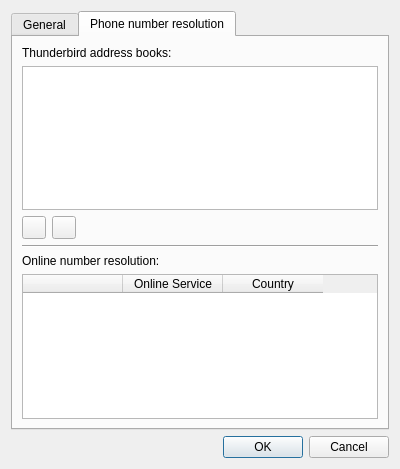
This is settings.ui in ElTh0r0/fritzcallindicator as Qt 5 draws it before an edit. The edited form follows.
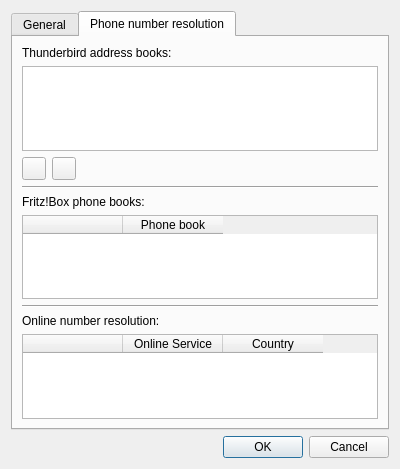
This is the edited form. The open tabs and pages were chosen to show the change. Icons and pictures are not drawn.

Commit message: Add FritzPhoneBooks to settings

Patch:
```diff
--- a/settings.ui
+++ b/settings.ui
@@ -245,11 +245,60 @@
        <item row="4" column="0">
         <widget class="QLabel" name="lblOnlineREsolvers">
          <property name="text">
-          <string>Online number resolution:</string>
+          <string>Fritz!Box phone books:</string>
          </property>
         </widget>
        </item>
        <item row="5" column="0" colspan="2">
+        <widget class="QTableWidget" name="tableFritzPhonebooks">
+         <property name="editTriggers">
+          <set>QAbstractItemView::EditTrigger::NoEditTriggers</set>
+         </property>
+         <property name="alternatingRowColors">
+          <bool>true</bool>
+         </property>
+         <property name="selectionMode">
+          <enum>QAbstractItemView::SelectionMode::NoSelection</enum>
+         </property>
+         <property name="wordWrap">
+          <bool>false</bool>
+         </property>
+         <property name="cornerButtonEnabled">
+          <bool>false</bool>
+         </property>
+         <attribute name="horizontalHeaderHighlightSections">
+          <bool>false</bool>
+         </attribute>
+         <attribute name="verticalHeaderVisible">
+          <bool>false</bool>
+         </attribute>
+         <column>
+          <property name="text">
+           <string notr="true"/>
+          </property>
+         </column>
+         <column>
+          <property name="text">
+           <string>Phone book</string>
+          </property>
+         </column>
+        </widget>
+       </item>
+       <item row="6" column="0" colspan="2">
+        <widget class="Line" name="line_3">
+         <property name="orientation">
+          <enum>Qt::Orientation::Horizontal</enum>
+         </property>
+        </widget>
+       </item>
+       <item row="7" column="0">
+        <widget class="QLabel" name="lblOnlineResolvers">
+         <property name="text">
+          <string>Online number resolution:</string>
+         </property>
+        </widget>
+       </item>
+       <item row="8" column="0" colspan="2">
         <widget class="QTableWidget" name="tableOnlineResolvers">
          <property name="editTriggers">
           <set>QAbstractItemView::EditTrigger::NoEditTriggers</set>
```
Left out of the diff: 2 changed lines with no effect on the pictures. The commit also changes 4 other files.
